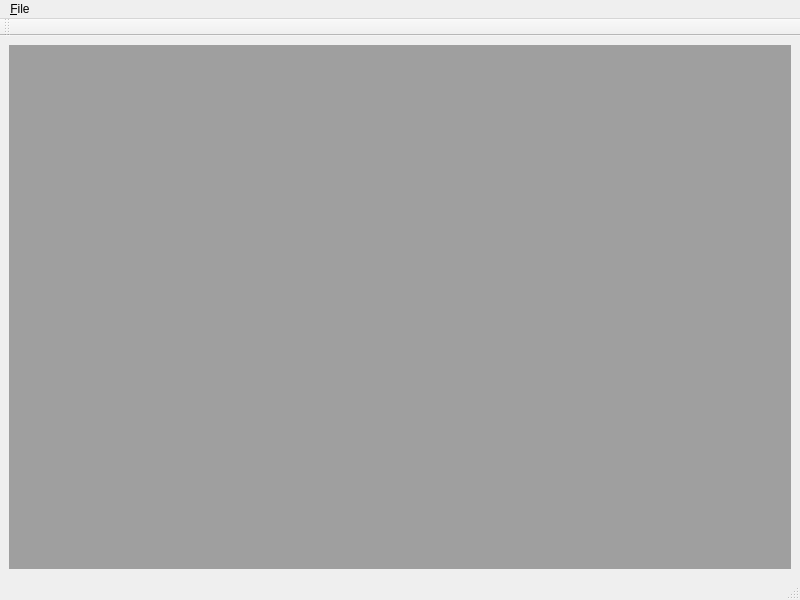
GCodeProjects/GCodeWorkShop, file src/commapp.ui: the form before one commit.
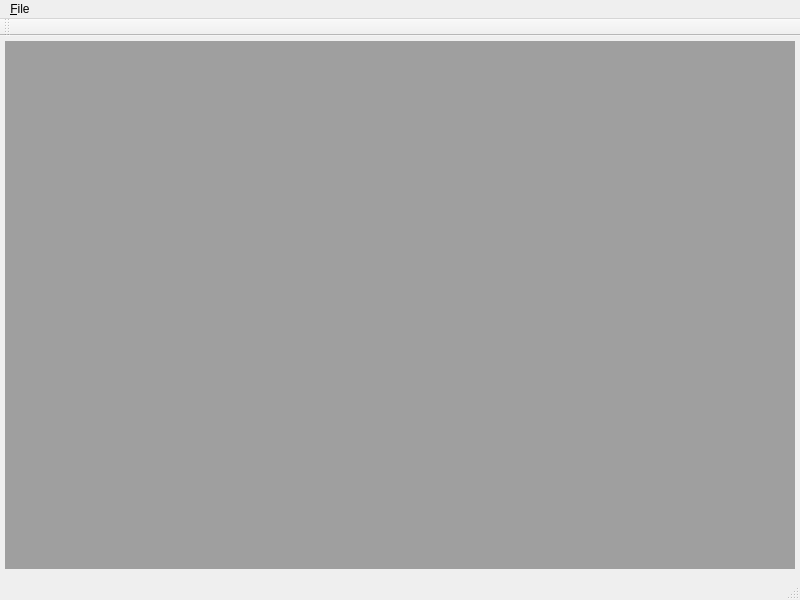
The form after the commit. Icons and pictures are not drawn.

Patch:
```diff
--- a/src/commapp.ui
+++ b/src/commapp.ui
@@ -19,7 +19,29 @@
   </property>
   <widget class="QWidget" name="centralwidget">
    <layout class="QHBoxLayout" name="horizontalLayout">
+    <property name="spacing">
+     <number>5</number>
+    </property>
+    <property name="leftMargin">
+     <number>5</number>
+    </property>
+    <property name="topMargin">
+     <number>5</number>
+    </property>
+    <property name="rightMargin">
+     <number>5</number>
+    </property>
     <item>
+     <widget class="QSplitter" name="hSplitter">
+      <property name="orientation">
+       <enum>Qt::Horizontal</enum>
+      </property>
+      <property name="handleWidth">
+       <number>3</number>
+      </property>
+      <property name="childrenCollapsible">
+       <bool>false</bool>
+      </property>
      <widget class="QMdiArea" name="mdiArea">
       <property name="verticalScrollBarPolicy">
        <enum>Qt::ScrollBarAlwaysOff</enum>
@@ -40,6 +62,7 @@
        <bool>false</bool>
       </property>
      </widget>
+     </widget>
     </item>
    </layout>
   </widget>
```
Left out of the diff: 5 changed lines with no effect on the pictures. Lines whose indentation alone changed are shown as unchanged.
